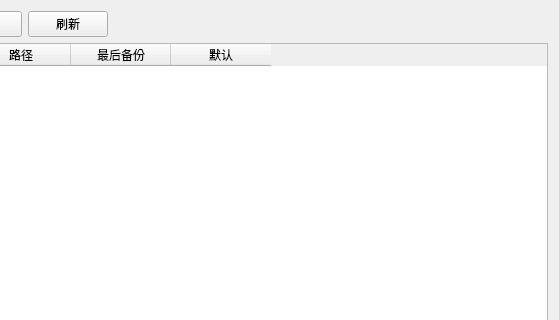
zhanglt/restic-gui, file src/ui/pages/RepositoryPage.ui: the form before one commit; both pictures show x 241 to 800 and y 0 to 320 of the 800 by 600 pixel window.
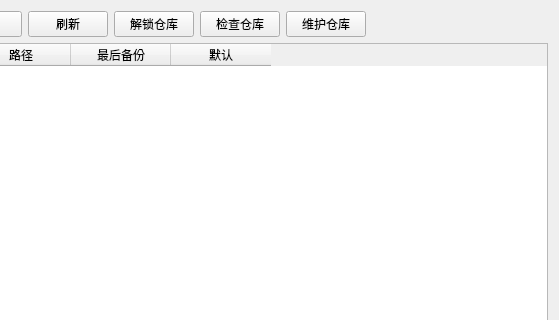
The form after the commit.

Commit message: 修改仓库操作界面布局

```diff
--- a/src/ui/pages/RepositoryPage.ui
+++ b/src/ui/pages/RepositoryPage.ui
@@ -41,6 +41,27 @@
        </property>
       </widget>
      </item>
+     <item>
+      <widget class="QPushButton" name="unlockButton">
+       <property name="text">
+        <string>解锁仓库</string>
+       </property>
+      </widget>
+     </item>
+     <item>
+      <widget class="QPushButton" name="checkButton">
+       <property name="text">
+        <string>检查仓库</string>
+       </property>
+      </widget>
+     </item>
+     <item>
+      <widget class="QPushButton" name="pruneButton">
+       <property name="text">
+        <string>维护仓库</string>
+       </property>
+      </widget>
+     </item>
      <item>
       <spacer name="horizontalSpacer">
        <property name="orientation">
```
Left out of the diff: 6 changed lines with no effect on the pictures. The commit also changes 2 other files.
